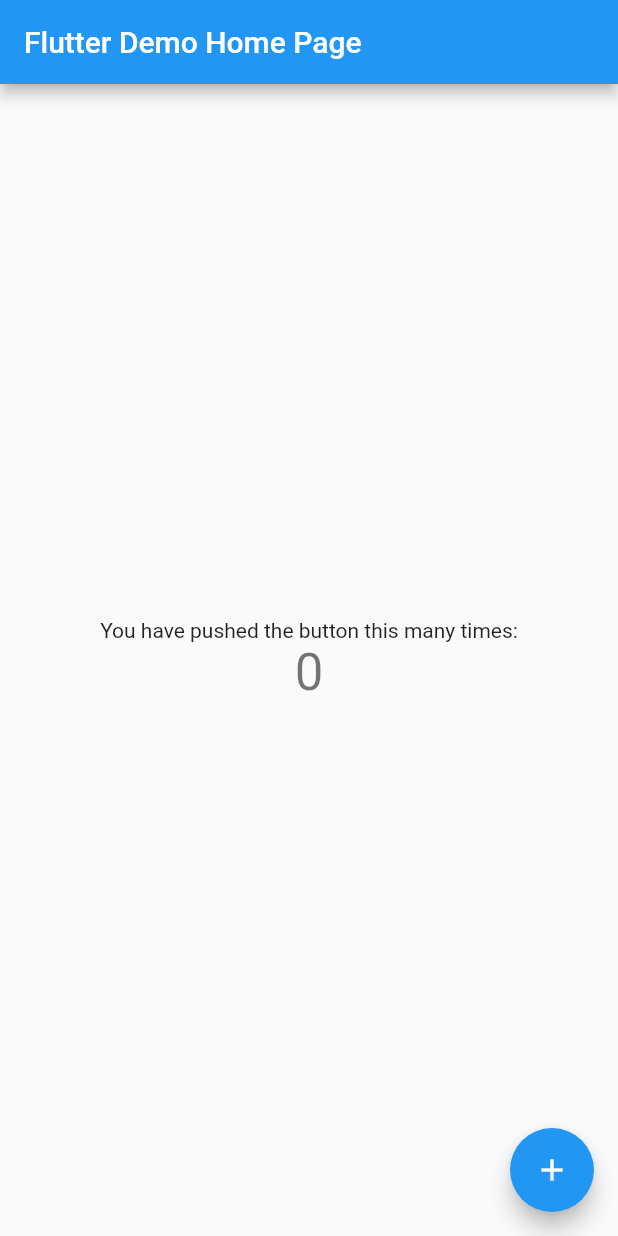
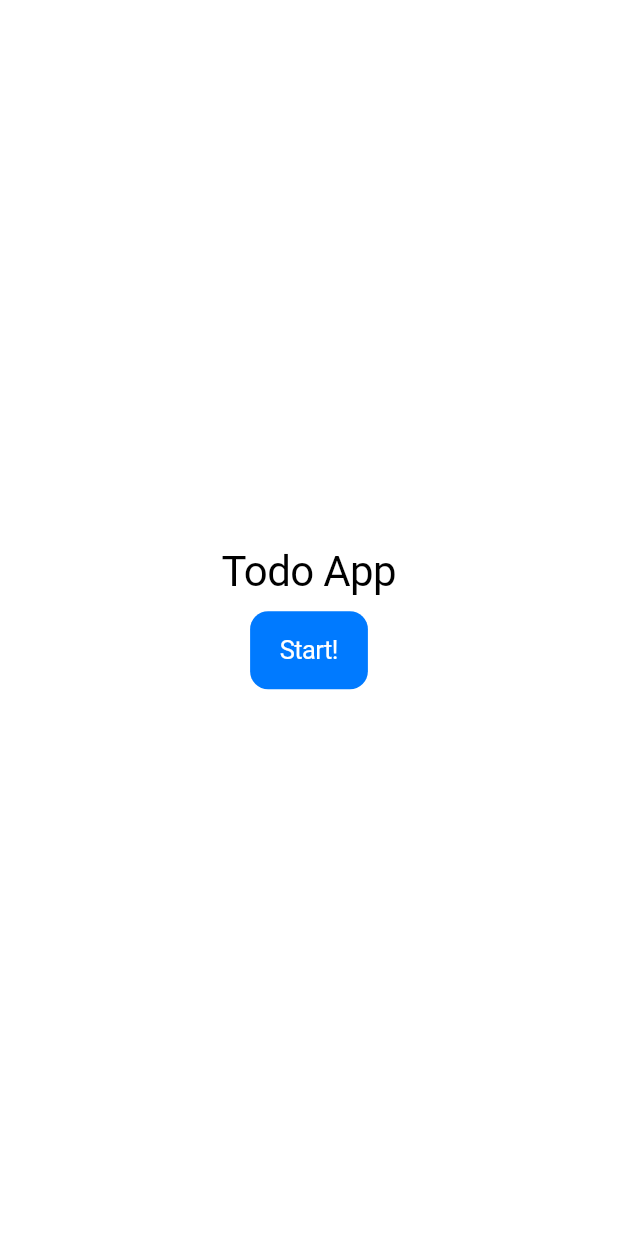
Before and after one commit to ddevcrimson/todoapp, a Flutter app: the screen it shows after launch, on a phone screen of 412 x 824 dp. Run offline on Flutter 3.47's test engine with Material 2 defaults, Android fonts, the phone set to English and light mode, and no system bars; missing offline and left inert: flutter_shake_animated.

Commit message:
a lot of work

```diff
--- a/lib/main.dart
+++ b/lib/main.dart
@@ -1,4 +1,5 @@
-import 'package:flutter/material.dart';
+import 'package:flutter/cupertino.dart';
+import 'package:todoapp/welcome_page.dart';
 
 void main() {
   runApp(const MyApp());
@@ -7,109 +8,12 @@ void main() {
 class MyApp extends StatelessWidget {
   const MyApp({super.key});
 
-  // This widget is the root of your application.
   @override
-  Widget build(BuildContext context) {
-    return MaterialApp(
-      title: 'Flutter Demo',
-      theme: ThemeData(
-        // This is the theme of your application.
-        //
-        // Try running your application with "flutter run". You'll see the
-        // application has a blue toolbar. Then, without quitting the app, try
-        // changing the primarySwatch below to Colors.green and then invoke
-        // "hot reload" (press "r" in the console where you ran "flutter run",
-        // or simply save your changes to "hot reload" in a Flutter IDE).
-        // Notice that the counter didn't reset back to zero; the application
-        // is not restarted.
-        primarySwatch: Colors.blue,
-      ),
-      home: const MyHomePage(title: 'Flutter Demo Home Page'),
+  build(context) {
+    return const CupertinoApp(
+      title: 'Todo App',
+      debugShowCheckedModeBanner: false,
+      home: WelcomePage(),
     );
   }
 }
-
-class MyHomePage extends StatefulWidget {
-  const MyHomePage({super.key, required this.title});
-
-  // This widget is the home page of your application. It is stateful, meaning
-  // that it has a State object (defined below) that contains fields that affect
-  // how it looks.
-
-  // This class is the configuration for the state. It holds the values (in this
-  // case the title) provided by the parent (in this case the App widget) and
-  // used by the build method of the State. Fields in a Widget subclass are
-  // always marked "final".
-
-  final String title;
-
-  @override
-  State<MyHomePage> createState() => _MyHomePageState();
-}
-
-class _MyHomePageState extends State<MyHomePage> {
-  int _counter = 0;
-
-  void _incrementCounter() {
-    setState(() {
-      // This call to setState tells the Flutter framework that something has
-      // changed in this State, which causes it to rerun the build method below
-      // so that the display can reflect the updated values. If we changed
-      // _counter without calling setState(), then the build method would not be
-      // called again, and so nothing would appear to happen.
-      _counter++;
-    });
-  }
-
-  @override
-  Widget build(BuildContext context) {
-    // This method is rerun every time setState is called, for instance as done
-    // by the _incrementCounter method above.
-    //
-    // The Flutter framework has been optimized to make rerunning build methods
-    // fast, so that you can just rebuild anything that needs updating rather
-    // than having to individually change instances of widgets.
-    return Scaffold(
-      appBar: AppBar(
-        // Here we take the value from the MyHomePage object that was created by
-        // the App.build method, and use it to set our appbar title.
-        title: Text(widget.title),
-      ),
-      body: Center(
-        // Center is a layout widget. It takes a single child and positions it
-        // in the middle of the parent.
-        child: Column(
-          // Column is also a layout widget. It takes a list of children and
-          // arranges them vertically. By default, it sizes itself to fit its
-          // children horizontally, and tries to be as tall as its parent.
-          //
-          // Invoke "debug painting" (press "p" in the console, choose the
-          // "Toggle Debug Paint" action from the Flutter Inspector in Android
-          // Studio, or the "Toggle Debug Paint" command in Visual Studio Code)
-          // to see the wireframe for each widget.
-          //
-          // Column has various properties to control how it sizes itself and
-          // how it positions its children. Here we use mainAxisAlignment to
-          // center the children vertically; the main axis here is the vertical
-          // axis because Columns are vertical (the cross axis would be
-          // horizontal).
-          mainAxisAlignment: MainAxisAlignment.center,
-          children: <Widget>[
-            const Text(
-              'You have pushed the button this many times:',
-            ),
-            Text(
-              '$_counter',
-              style: Theme.of(context).textTheme.headlineMedium,
-            ),
-          ],
-        ),
-      ),
-      floatingActionButton: FloatingActionButton(
-        onPressed: _incrementCounter,
-        tooltip: 'Increment',
-        child: const Icon(Icons.add),
-      ), // This trailing comma makes auto-formatting nicer for build methods.
-    );
-  }
-}
--- /dev/null
+++ b/lib/welcome_page.dart
@@ -0,0 +1,33 @@
+import 'package:flutter/cupertino.dart';
+import 'package:todoapp/main_page.dart';
+
+class WelcomePage extends StatelessWidget {
+  const WelcomePage({super.key});
+
+  @override
+  build(context) {
+    return CupertinoPageScaffold(
+      child: Center(
+        child: Column(
+          mainAxisAlignment: MainAxisAlignment.center,
+          children: [
+            const Padding(
+              padding: EdgeInsets.only(bottom: 10),
+              child: Text(
+                'Todo App',
+                style: TextStyle(fontSize: 28),
+              ),
+            ),
+            CupertinoButton.filled(
+              child: const Text('Start!'),
+              onPressed: () => Navigator.push(
+                context,
+                CupertinoPageRoute(builder: (_) => const MainPage()),
+              ),
+            ),
+          ],
+        ),
+      ),
+    );
+  }
+}
--- a/pubspec.yaml
+++ b/pubspec.yaml
@@ -35,6 +35,8 @@ dependencies:
   # The following adds the Cupertino Icons font to your application.
   # Use with the CupertinoIcons class for iOS style icons.
   cupertino_icons: ^1.0.2
+  path: ^1.8.2
+  flutter_shake_animated: ^0.0.5
 
 dev_dependencies:
   flutter_test:
@@ -45,7 +47,7 @@ dev_dependencies:
   # activated in the `analysis_options.yaml` file located at the root of your
   # package. See that file for information about deactivating specific lint
   # rules and activating additional ones.
-  flutter_lints: ^2.0.0
+  flutter_lints: ^2.0.1
 
 # For information on the generic Dart part of this file, see the
 # following page: https://dart.dev/tools/pub/pubspec
```
Also changed, not shown: analysis_options.yaml (+0 -19 lines), lib/main_page.dart (added, +316 -0 lines), pubspec.lock.
